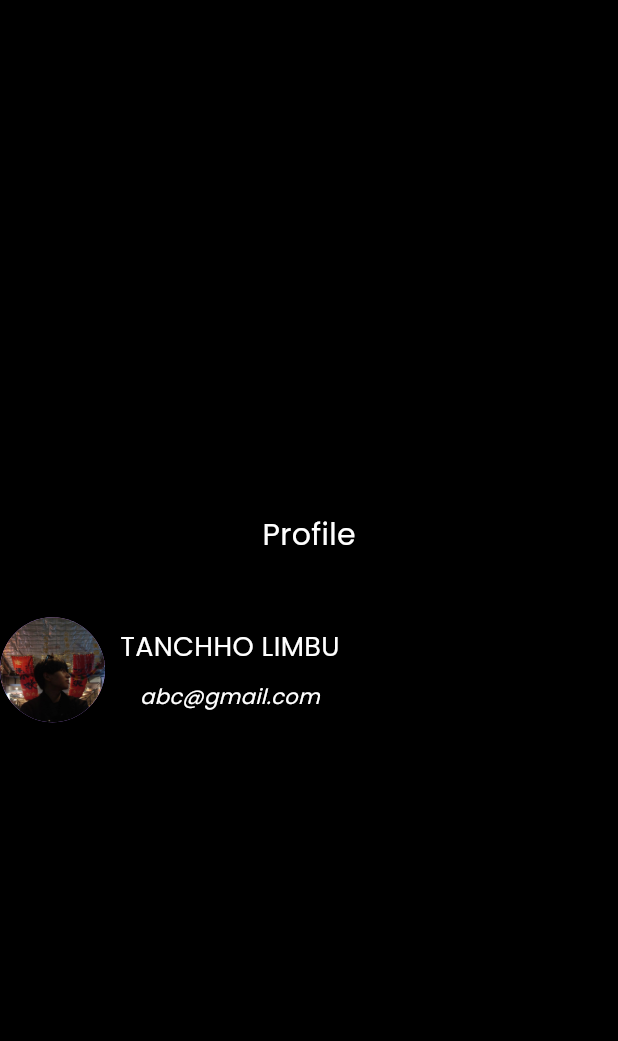
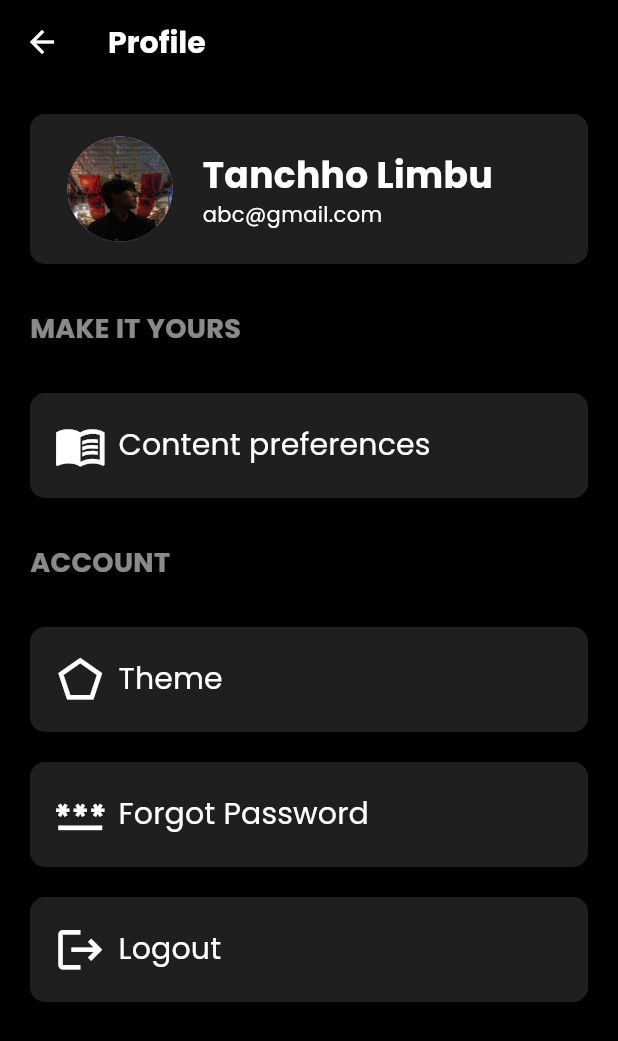
Before and after one commit to tanchhohang/wellness_app, a Flutter app: the ProfilePage screen opened by its route, on a phone screen of 412 x 824 dp. Shown: the top 1041 px of the screen. Run offline on Flutter 3.47's test engine with Material 3 defaults, Android fonts, the phone set to English and light mode, and no system bars; our stand-ins replace dio, flutter_screenutil; network calls fail.

Commit message:
UI polishing

```diff
--- a/lib/dashboard_page.dart
+++ b/lib/features/dashboard_page.dart
@@ -49,14 +49,15 @@ class _DashboardPageState extends State<DashboardPage> {
               Navigator.pushReplacementNamed(context, '/profile');
             },
           ),
+
         ],
       ),
 
       body: Column(
         spacing: 15,
-
         mainAxisAlignment: MainAxisAlignment.start,
         children: [
+          SizedBox(height: 5,),
           Row(
             mainAxisAlignment: MainAxisAlignment.spaceAround,
             children: [
--- /dev/null
+++ b/lib/features/profile_page.dart
@@ -0,0 +1,211 @@
+import 'package:flutter/material.dart';
+import 'package:wellness_app/features//login_screen.dart';
+import 'package:wellness_app/features/signup_screen.dart';
+
+class ProfilePage extends StatefulWidget {
+  const ProfilePage({super.key});
+
+  @override
+  State<ProfilePage> createState() => _ProfilePageState();
+}
+
+class _ProfilePageState extends State<ProfilePage> {
+  bool isChecked = false;
+
+  @override
+  Widget build(BuildContext context) {
+    Color getColor(Set<WidgetState> states) {
+      const Set<WidgetState> interactiveStates = <WidgetState>{
+        WidgetState.pressed,
+        WidgetState.hovered,
+        WidgetState.focused,
+      };
+      if (states.any(interactiveStates.contains)) {
+        return Colors.black;
+      }
+      return Colors.white;
+    }
+
+    return Scaffold(
+      backgroundColor: Colors.black,
+
+      appBar: AppBar(
+        backgroundColor: Colors.black,
+        title: const Text(
+          'Profile',
+          style: TextStyle(
+            fontFamily: 'Poppins',
+            fontWeight: FontWeight.bold,
+            color: Colors.white,
+          ),
+        ),
+      ),
+
+        body: Padding(
+          padding: const EdgeInsets.all(20.0),
+          child: Column(
+          mainAxisAlignment: MainAxisAlignment.start,
+          crossAxisAlignment: CrossAxisAlignment.start,
+          spacing: 30,
+          children: [
+            Container(
+              height: 100,
+              width: 650,
+              decoration: BoxDecoration(
+                borderRadius: BorderRadius.circular(10),
+                color: Colors.white12,
+              ),
+              child: Row(
+
+                spacing: 20.0,
+                children: [
+                  SizedBox(width: 5),
+                  CircleAvatar(
+                    radius: 35,
+                    backgroundImage: AssetImage('assets/images/app_icon.jpg'),
+                  ),
+
+                  Column(
+                    mainAxisAlignment: MainAxisAlignment.center,
+                    crossAxisAlignment: CrossAxisAlignment.start,
+                    children: [
+                      SizedBox(
+                        child: Text(
+                          'Tanchho Limbu',
+                          style: TextStyle(color: Colors.white, fontSize: 24, fontWeight: FontWeight.bold),
+                        ),
+                      ),
+
+                      SizedBox(child: Text('abc@gmail.com',),
+                      ),
+                    ],
+                  ),
+                ], //MAIN body (ROW)
+              ),
+            ),
+
+            Text('MAKE IT YOURS',style: TextStyle(fontSize: 18, fontWeight: FontWeight.w800, color: Colors.white54),),
+
+            Container(
+              height: 70,
+              width: 600,
+              child: FilledButton.icon(
+                style: ButtonStyle(
+                  alignment: Alignment.centerLeft,
+                  backgroundColor: WidgetStatePropertyAll(Colors.white12),
+                  shape: WidgetStatePropertyAll(
+                    RoundedRectangleBorder(
+                      borderRadius: BorderRadius.circular(10.0),
+                    ),
+                  ),
+                ),
+
+                onPressed: () {},
+                icon: Icon(
+                  Icons.menu_book_outlined,
+                  size: 35,
+                  color: Colors.white,
+                ),
+                label: Text(
+                  'Content preferences',
+                  style: TextStyle(color: Colors.white, fontSize: 20),
+                ),
+              ),
+              ),
+
+              Text('ACCOUNT',style: TextStyle(fontSize: 18, fontWeight: FontWeight.w800, color: Colors.white54),),
+
+              Column(
+                spacing: 20,
+                children: [
+
+                  Container(
+                    height: 70,
+                    width: 600,
+                    child: FilledButton.icon(
+                      style: ButtonStyle(
+                        alignment: Alignment.centerLeft,
+                        backgroundColor: WidgetStatePropertyAll(Colors.white12),
+                        shape: WidgetStatePropertyAll(
+                          RoundedRectangleBorder(
+                            borderRadius: BorderRadius.circular(10.0),
+                          ),
+                        ),
+                      ),
+
+                      onPressed: () {},
+                      icon: Icon(
+                        Icons.pentagon_outlined,
+                        size: 35,
+                        color: Colors.white,
+                      ),
+                      label: Text(
+                        'Theme',
+                        style: TextStyle(color: Colors.white, fontSize: 20),
+                      ),
+                    ),
+                  ),
+
+                  Container(
+                    height: 70,
+                    width: 600,
+                    child: FilledButton.icon(
+                      style: ButtonStyle(
+                        alignment: Alignment.centerLeft,
+                        backgroundColor: WidgetStatePropertyAll(Colors.white12),
+                        shape: WidgetStatePropertyAll(
+                          RoundedRectangleBorder(
+                            borderRadius: BorderRadius.circular(10.0),
+                          ),
+                        ),
+                      ),
+
+                      onPressed: () {},
+                      icon: Icon(
+                        Icons.password_outlined,
+                        size: 35,
+                        color: Colors.white,
+                      ),
+                      label: Text(
+                        'Forgot Password',
+                        style: TextStyle(color: Colors.white, fontSize: 20),
+                      ),
+                    ),
+                  ),
+
+                  Container(
+                    height: 70,
+                    width: 600,
+                    child: FilledButton.icon(
+                      style: ButtonStyle(
+                        alignment: Alignment.centerLeft,
+                        backgroundColor: WidgetStatePropertyAll(Colors.white12),
+                        shape: WidgetStatePropertyAll(
+                          RoundedRectangleBorder(
+                            borderRadius: BorderRadius.circular(10.0),
+                          ),
+                        ),
+                      ),
+
+                      onPressed: () {},
+                      icon: Icon(
+                        Icons.logout,
+                        size: 35,
+                        color: Colors.white,
+                      ),
+                      label: Text(
+                        'Logout',
+                        style: TextStyle(color: Colors.white, fontSize: 20),
+                      ),
+                    ),
+                  ),
+
+                ],
+              )
+
+          ],
+        ),
+        ),
+      );
+  }
+}
--- a/lib/profile_page.dart
+++ /dev/null
@@ -1,66 +0,0 @@
-import 'package:flutter/material.dart';
-import 'package:wellness_app/login_screen.dart';
-import 'package:wellness_app/signup_screen.dart';
-
-class ProfilePage extends StatefulWidget {
-  const ProfilePage({super.key});
-
-  @override
-  State<ProfilePage> createState() => _ProfilePageState();
-}
-
-class _ProfilePageState extends State<ProfilePage> {
-  bool isChecked = false;
-
-  @override
-  Widget build(BuildContext context) {
-    Color getColor(Set<WidgetState> states) {
-      const Set<WidgetState> interactiveStates = <WidgetState>{
-        WidgetState.pressed,
-        WidgetState.hovered,
-        WidgetState.focused,
-      };
-      if (states.any(interactiveStates.contains)) {
-        return Colors.black;
-      }
-      return Colors.white;
-    }
-
-    return Scaffold(
-      backgroundColor: Colors.black,
-        body: Column(
-          mainAxisAlignment: MainAxisAlignment.center,
-          spacing: 40,
-          children: [
-            Text('Profile', textAlign: TextAlign.start, style: TextStyle( fontSize: 20,color: Colors.white),),
-            Row(
-              spacing: 10.0,
-              children: [
-                CircleAvatar(
-                  radius: 35,
-                  backgroundImage: AssetImage('assets/images/app_icon.jpg'),
-                ),
-
-                Column(
-                  spacing: 10,
-                  children: [
-                    SizedBox(
-                      child: Text(
-                        'TANCHHO LIMBU',
-                        style: TextStyle(color: Colors.white, fontSize: 18),
-                      ),
-                    ),
-
-                    SizedBox(child: Text('abc@gmail.com',
-                      style: TextStyle(fontStyle: FontStyle.italic,)
-                      ),
-                    ),
-                  ],
-                ),
-              ], //MAIN body (ROW)
-            ),
-          ],
-        ),
-      );
-  }
-}
--- a/pubspec.yaml
+++ b/pubspec.yaml
@@ -37,6 +37,11 @@ dependencies:
   cached_network_image: ^3.4.1
   flutter_screenutil: ^5.9.3
   flutter_svg: ^2.2.0
+  dio: ^5.8.0+1
+  firebase_core: ^3.15.1
+  firebase_auth: ^5.6.2
+  firebase_analytics: ^11.5.2
+  google_sign_in: ^6.2.2
 
 dev_dependencies:
   flutter_test:
```
Also changed, not shown: lib/daily_quote.dart (deleted, +0 -29 lines), lib/features/login_screen.dart (renamed from lib/login_screen.dart, +5 -5 lines), lib/features/main.dart (renamed from lib/main.dart, +6 -4 lines), lib/features/signup_screen.dart (renamed from lib/signup_screen.dart, +4 -4 lines), lib/products/model/product_model.dart (added, +193 -0 lines), lib/products/product_screen.dart (added, +61 -0 lines), lib/features/add_category.dart (added), lib/features/add_quote.dart (added), pubspec.lock, 6 other files.
